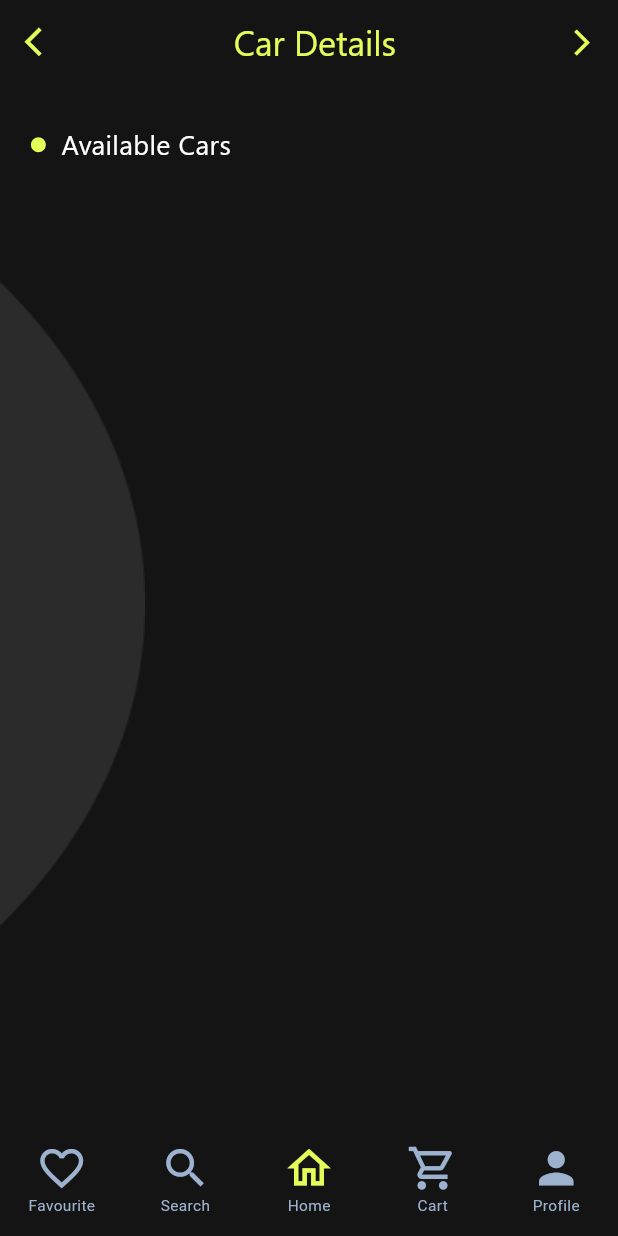
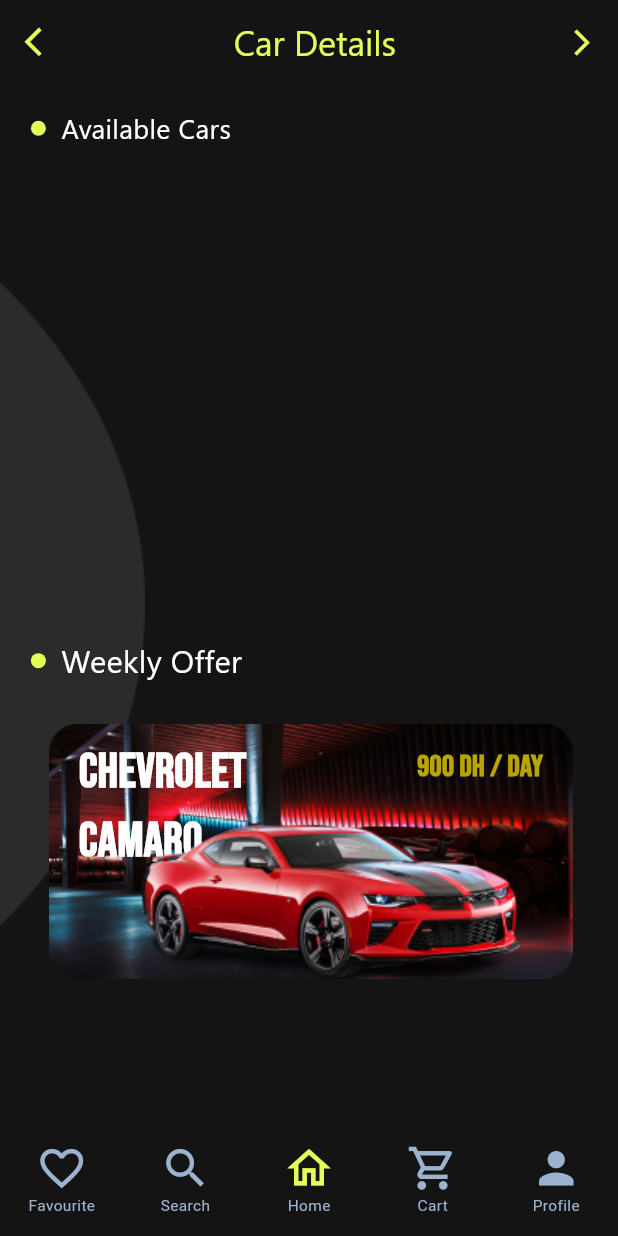
Before and after one commit to nimtaraa/carrent, a Flutter app: the homepage screen opened directly, on a phone screen of 412 x 824 dp. Run offline on Flutter 3.47's test engine with Material 3 defaults, Android fonts, the phone set to English and light mode, and no system bars; our stand-ins replace cloud_firestore, firebase_core, flutter_map, flutter_rating_bar, latlong2; accounts and stored records are empty.

Commit message:
weekly offer added

```diff
--- a/lib/homepage.dart
+++ b/lib/homepage.dart
@@ -1,5 +1,6 @@
 import 'package:carrent/searchbar.dart';
 import 'package:carrent/viewcontainer.dart';
+import 'package:carrent/weeklyoffer.dart';
 import 'package:cloud_firestore/cloud_firestore.dart';
 import 'package:flutter/cupertino.dart';
 import 'package:flutter/material.dart';
@@ -97,7 +98,7 @@ class _homepageState extends State<homepage> {
                       alignment: Alignment.bottomLeft)),
               child: SingleChildScrollView(
                 child: Padding(
-                  padding: EdgeInsets.only(left: width / 20, top: height / 30),
+                  padding: EdgeInsets.only(left: width / 20, top: height / 50),
                   child: Column(
                     crossAxisAlignment: CrossAxisAlignment.start,
                     children: [
@@ -167,6 +168,36 @@ class _homepageState extends State<homepage> {
                         },
                        ),
                       ),
+                                               Row(
+                        children: [
+                          CircleAvatar(
+                            radius: 5,
+                            backgroundColor:
+                                const Color.fromARGB(255, 230, 254, 88),
+                          ),
+                          SizedBox(
+                            width: width / 40,
+                          ),
+                          Text(
+                            "Weekly Offer",
+                            style: TextStyle(
+                                                            fontFamily: "Segoe",
+
+                              color: Colors.white,
+                              fontSize: width / 20,
+                            ),
+                          )
+                        ],
+                      ),
+
+                                       SizedBox(height: height/30,),
+
+
+                      Padding(
+                        padding:  EdgeInsets.only(right: 30,left: 12),
+                        child: weeklyoffer(),
+                      )
+
 
                     ],
                   ),
--- /dev/null
+++ b/lib/weeklyoffer.dart
@@ -0,0 +1,61 @@
+import 'package:flutter/cupertino.dart';
+import 'package:flutter/material.dart';
+import 'package:flutter/widgets.dart';
+
+class weeklyoffer extends StatefulWidget {
+  const weeklyoffer({super.key});
+
+  @override
+  State<weeklyoffer> createState() => _weeklyofferState();
+}
+
+class _weeklyofferState extends State<weeklyoffer> {
+  @override
+  Widget build(BuildContext context) {
+    return Stack(
+      children: [
+        Container(
+        width: double.infinity,
+        height: 170,
+        decoration: BoxDecoration(
+          image: DecorationImage(image: AssetImage("assetss/Rectangle 54.png"),fit: BoxFit.fill),
+
+
+        ),
+        child: Row(
+          crossAxisAlignment: CrossAxisAlignment.start,
+          mainAxisAlignment: MainAxisAlignment.spaceBetween,
+          children: [
+        Padding(
+          padding:  EdgeInsets.only(left: 20,top: 10),
+          child: Text("Chevrolet\nCamaro",style: TextStyle(
+                                          fontFamily: "bebas",
+
+            color:Colors.white,fontSize: 32,fontWeight: FontWeight.bold),),
+        ),
+        Padding(
+          padding: const EdgeInsets.only(top: 15,right: 20),
+          child: Text("900 Dh / Day",style: TextStyle(
+                                          fontFamily: "bebas",
+
+            fontSize: 20,color: const Color.fromARGB(255, 184, 165, 0),fontWeight: FontWeight.bold),),
+        )
+          ],
+        ),
+        ),
+
+        Positioned(
+          top: 20,
+          left: 40,
+          child: Container(
+            height: 200,
+            width: 300,
+            decoration: BoxDecoration(
+              image: DecorationImage(image: AssetImage("assetss/pngimg 1.png"),)
+            ),
+          ),
+        )
+      ],
+    );
+  }
+}
```
Also changed, not shown: assetss/Rectangle 54.png (added), assetss/pngimg 1.png (added).
